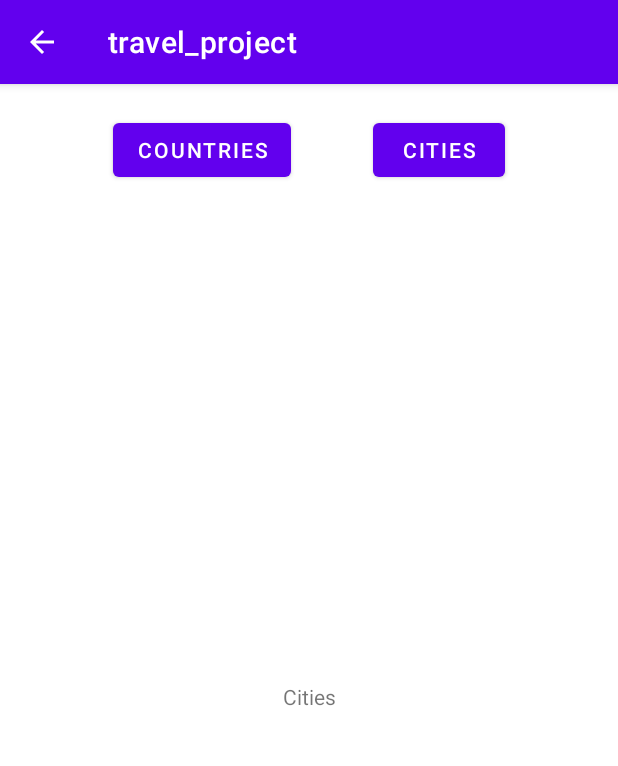
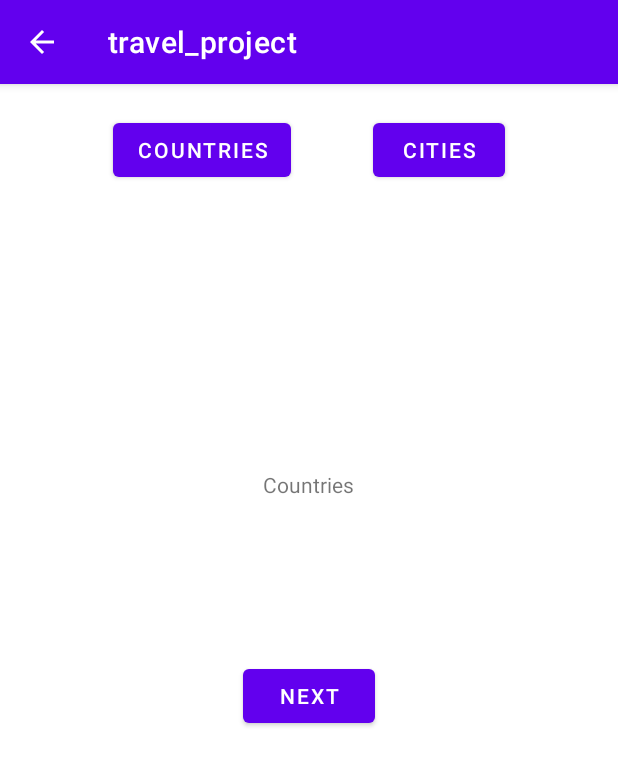
Before and after one commit to JakeDongwanKang/travel-mobile-project, an Android app: the CountryActivity screen opened directly, with no data from a screen before it, on a phone screen of 412 x 824 dp. Shown: the top 766 px of the screen. Run offline under Robolectric (Android 15) with nearby library versions, the phone set to English and light mode, and no system bars.

Commit message:
added buttons to navigate between pages

```diff
--- a/app/src/main/java/com/example/travel_project/CityFragment.java
+++ b/app/src/main/java/com/example/travel_project/CityFragment.java
@@ -1,5 +1,6 @@
 package com.example.travel_project;
 
+import android.content.Intent;
 import android.os.Bundle;
 
 import androidx.fragment.app.Fragment;
@@ -7,6 +8,7 @@ import androidx.fragment.app.Fragment;
 import android.view.LayoutInflater;
 import android.view.View;
 import android.view.ViewGroup;
+import android.widget.Button;
 
 /**
  * A simple {@link Fragment} subclass.
@@ -19,6 +21,7 @@ public class CityFragment extends Fragment {
     // the fragment initialization parameters, e.g. ARG_ITEM_NUMBER
     private static final String ARG_PARAM1 = "param1";
     private static final String ARG_PARAM2 = "param2";
+    View view;
 
     public CityFragment() {
         // Required empty public constructor
@@ -50,12 +53,16 @@ public class CityFragment extends Fragment {
             String mParam1 = getArguments().getString(ARG_PARAM1);
             String mParam2 = getArguments().getString(ARG_PARAM2);
         }
+
     }
 
     @Override
     public View onCreateView(LayoutInflater inflater, ViewGroup container,
                              Bundle savedInstanceState) {
         // Inflate the layout for this fragment
+
         return inflater.inflate(R.layout.fragment_city, container, false);
     }
+
+
 }
--- a/app/src/main/java/com/example/travel_project/CountryActivity.java
+++ b/app/src/main/java/com/example/travel_project/CountryActivity.java
@@ -1,5 +1,6 @@
 package com.example.travel_project;
 
+import android.content.Intent;
 import android.os.Bundle;
 import android.widget.Button;
 
@@ -15,7 +16,7 @@ public class CountryActivity extends AppCompatActivity {
         super.onCreate(savedInstanceState);
         setContentView(R.layout.activity_country);
 
-        Fragment country = new CityFragment();
+        Fragment country = new CountryFragment();
         Fragment city = new CityFragment();
         FragmentManager fragmentManager = getSupportFragmentManager();
         FragmentTransaction fragmentTransaction = fragmentManager.beginTransaction();
@@ -35,5 +36,11 @@ public class CountryActivity extends AppCompatActivity {
             fragmentTransaction2.replace(R.id.ctnFragment, city);
             fragmentTransaction2.commit();
         });
+
+        Button toActivityInterest = findViewById(R.id.btnToInterests);
+        toActivityInterest.setOnClickListener(view -> {
+            Intent intent = new Intent(this, InterestsActivity.class);
+            startActivity(intent);
+        });
     }
 }
--- a/app/src/main/java/com/example/travel_project/CountryFragment.java
+++ b/app/src/main/java/com/example/travel_project/CountryFragment.java
@@ -1,5 +1,6 @@
 package com.example.travel_project;
 
+import android.content.Intent;
 import android.os.Bundle;
 
 import androidx.fragment.app.Fragment;
@@ -7,6 +8,7 @@ import androidx.fragment.app.Fragment;
 import android.view.LayoutInflater;
 import android.view.View;
 import android.view.ViewGroup;
+import android.widget.Button;
 
 /**
  * A simple {@link Fragment} subclass.
@@ -57,5 +59,9 @@ public class CountryFragment extends Fragment {
                              Bundle savedInstanceState) {
         // Inflate the layout for this fragment
         return inflater.inflate(R.layout.fragment_country, container, false);
+
+
     }
+
+
 }
--- a/app/src/main/res/layout/activity_country.xml
+++ b/app/src/main/res/layout/activity_country.xml
@@ -6,6 +6,7 @@
     android:layout_height="match_parent"
     android:padding="20dp"
     tools:context=".CountryActivity">
+
 
     <Button
         android:id="@+id/btnCountryFragment"
@@ -27,6 +28,16 @@
         app:layout_constraintStart_toEndOf="@+id/btnCountryFragment"
         app:layout_constraintTop_toTopOf="parent" />
 
+    <Button
+        android:id="@+id/btnToInterests"
+        android:layout_width="wrap_content"
+        android:layout_height="wrap_content"
+        android:text="Next"
+        app:layout_constraintBottom_toBottomOf="parent"
+        app:layout_constraintEnd_toEndOf="parent"
+        app:layout_constraintStart_toStartOf="parent"
+        app:layout_constraintTop_toBottomOf="@+id/btnCityFragment" />
+
     <androidx.fragment.app.FragmentContainerView
         android:id="@+id/ctnFragment"
         android:layout_width="match_parent"
--- a/app/src/main/res/layout/fragment_city.xml
+++ b/app/src/main/res/layout/fragment_city.xml
@@ -14,5 +14,8 @@
         app:layout_constraintBottom_toBottomOf="parent"
         app:layout_constraintEnd_toEndOf="parent"
         app:layout_constraintStart_toStartOf="parent"
-        app:layout_constraintTop_toTopOf="parent"></TextView>
+        app:layout_constraintTop_toTopOf="parent"
+        app:layout_constraintVertical_bias="0.3"></TextView>
+
+
 </androidx.constraintlayout.widget.ConstraintLayout>
--- a/app/src/main/res/layout/fragment_country.xml
+++ b/app/src/main/res/layout/fragment_country.xml
@@ -13,6 +13,8 @@
         android:text="Countries"
         app:layout_constraintBottom_toBottomOf="parent"
         app:layout_constraintEnd_toEndOf="parent"
+        app:layout_constraintHorizontal_bias="0.498"
         app:layout_constraintStart_toStartOf="parent"
-        app:layout_constraintTop_toTopOf="parent" />
+        app:layout_constraintTop_toTopOf="parent"
+        app:layout_constraintVertical_bias="0.287" />
 </androidx.constraintlayout.widget.ConstraintLayout>
```
